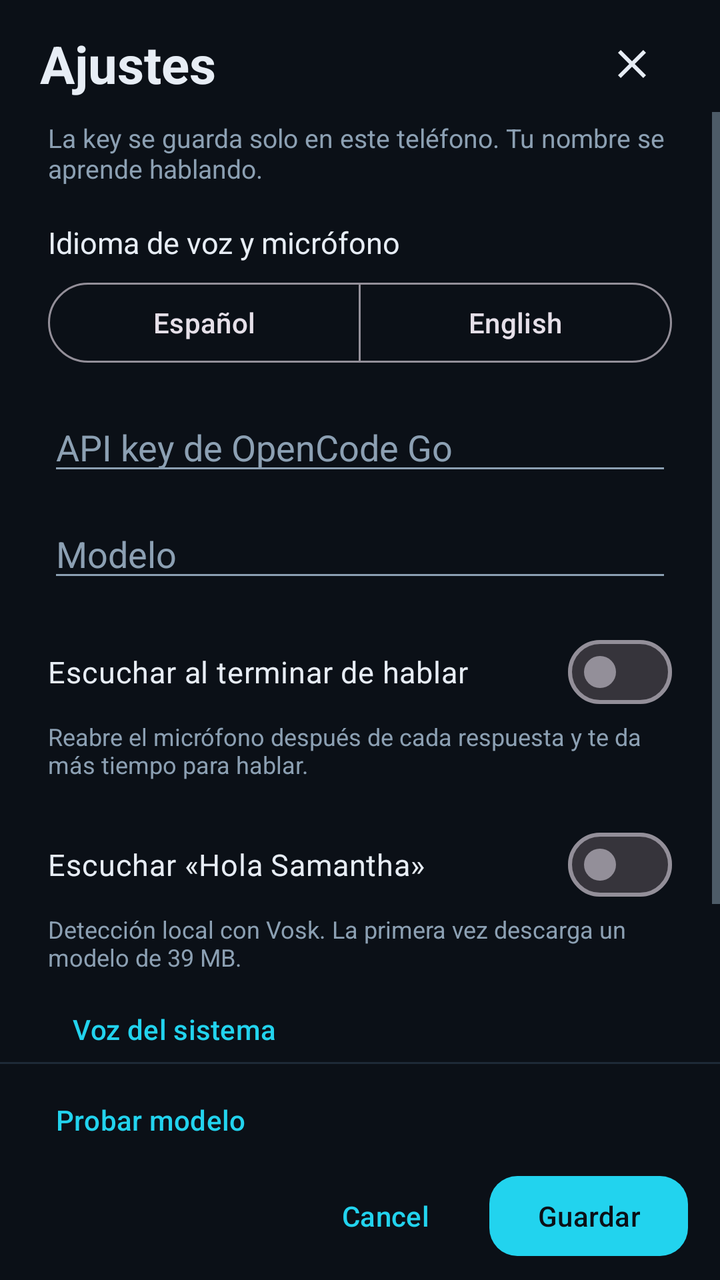
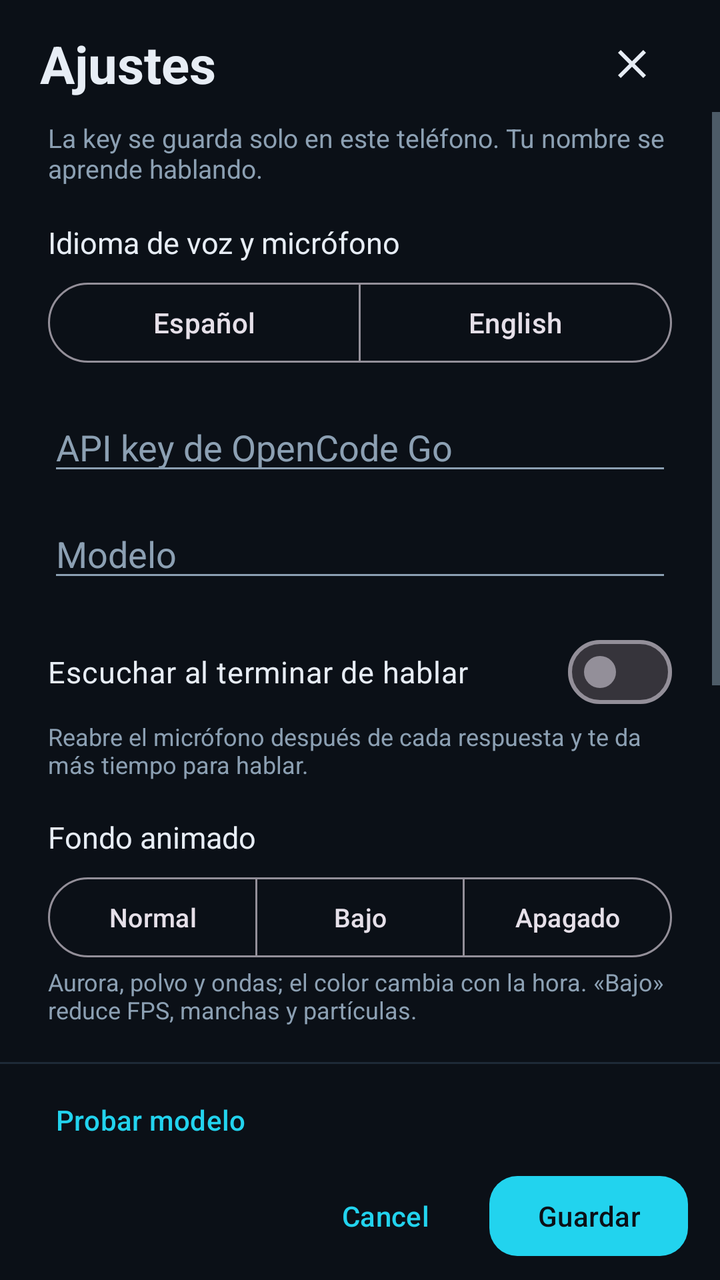

Two renders of the same Android screen: before a commit and after it. Below are the layout's source before the change and the commit's diff.
<!-- AndroidManifest.xml: application theme Theme.SamanthApp -->
<!-- res/layout/dialog_settings.xml -->
<?xml version="1.0" encoding="utf-8"?>
<LinearLayout xmlns:android="http://schemas.android.com/apk/res/android"
    xmlns:app="http://schemas.android.com/apk/res-auto"
    android:layout_width="match_parent"
    android:layout_height="match_parent"
    android:background="@color/bg"
    android:orientation="vertical">

    <LinearLayout
        android:layout_width="match_parent"
        android:layout_height="wrap_content"
        android:gravity="center_vertical"
        android:orientation="horizontal"
        android:paddingHorizontal="20dp"
        android:paddingTop="8dp">

        <TextView
            android:layout_width="0dp"
            android:layout_height="wrap_content"
            android:layout_weight="1"
            android:text="@string/settings_title"
            android:textColor="@color/text"
            android:textSize="26sp"
            android:textStyle="bold" />

        <ImageButton
            android:id="@+id/closeSettings"
            android:layout_width="48dp"
            android:layout_height="48dp"
            android:background="?attr/selectableItemBackgroundBorderless"
            android:contentDescription="@string/settings_close"
            android:padding="12dp"
            android:src="@drawable/ic_close"
            android:tint="@color/text" />

    </LinearLayout>

    <ScrollView
        android:layout_width="match_parent"
        android:layout_height="0dp"
        android:layout_weight="1"
        android:fillViewport="true">

        <LinearLayout
            android:layout_width="match_parent"
            android:layout_height="wrap_content"
            android:orientation="vertical"
            android:paddingHorizontal="24dp"
            android:paddingTop="4dp"
            android:paddingBottom="12dp">

            <TextView
                android:id="@+id/settingsHint"
                android:layout_width="match_parent"
                android:layout_height="wrap_content"
                android:text="@string/settings_hint"
                android:textColor="@color/text_muted"
                android:textSize="13sp" />

            <TextView
                android:layout_width="match_parent"
                android:layout_height="wrap_content"
                android:layout_marginTop="18dp"
                android:text="@string/settings_language"
                android:textColor="@color/text"
                android:textSize="15sp" />

            <com.google.android.material.button.MaterialButtonToggleGroup
                android:id="@+id/languageGroup"
                android:layout_width="match_parent"
                android:layout_height="wrap_content"
                android:layout_marginTop="6dp"
                app:selectionRequired="true"
                app:singleSelection="true">

                <com.google.android.material.button.MaterialButton
                    android:id="@+id/languageEs"
                    style="@style/Widget.Material3.Button.OutlinedButton"
                    android:layout_width="0dp"
                    android:layout_height="wrap_content"
                    android:layout_weight="1"
                    android:text="@string/language_es" />

                <com.google.android.material.button.MaterialButton
                    android:id="@+id/languageEn"
                    style="@style/Widget.Material3.Button.OutlinedButton"
                    android:layout_width="0dp"
                    android:layout_height="wrap_content"
                    android:layout_weight="1"
                    android:text="@string/language_en" />

            </com.google.android.material.button.MaterialButtonToggleGroup>

            <EditText
                android:id="@+id/keyInput"
                android:layout_width="match_parent"
                android:layout_height="wrap_content"
                android:layout_marginTop="16dp"
                android:autofillHints=""
                android:hint="@string/settings_api"
                android:importantForAutofill="no"
                android:inputType="textPassword"
                android:maxLines="1"
                android:textColor="@color/text"
                android:textColorHint="@color/text_muted" />

            <EditText
                android:id="@+id/modelInput"
                android:layout_width="match_parent"
                android:layout_height="wrap_content"
                android:layout_marginTop="12dp"
                android:autofillHints=""
                android:hint="@string/settings_model"
                android:importantForAutofill="no"
                android:inputType="text"
                android:maxLines="1"
                android:textColor="@color/text"
                android:textColorHint="@color/text_muted" />

            <com.google.android.material.materialswitch.MaterialSwitch
                android:id="@+id/autoListenSwitch"
                android:layout_width="match_parent"
                android:layout_height="wrap_content"
                android:layout_marginTop="16dp"
                android:text="@string/settings_auto_listen"
                android:textColor="@color/text"
                android:textSize="15sp" />

            <TextView
                android:id="@+id/autoListenHint"
                android:layout_width="match_parent"
                android:layout_height="wrap_content"
                android:text="@string/settings_auto_listen_hint"
                android:textColor="@color/text_muted"
                android:textSize="12sp" />

            <com.google.android.material.materialswitch.MaterialSwitch
                android:id="@+id/wakeWordSwitch"
                android:layout_width="match_parent"
                android:layout_height="wrap_content"
                android:layout_marginTop="18dp"
                android:text="@string/settings_wake_word"
                android:textColor="@color/text"
                android:textSize="15sp" />

            <TextView
                android:id="@+id/wakeWordHint"
                android:layout_width="match_parent"
                android:layout_height="wrap_content"
                android:text="@string/settings_wake_word_hint"
                android:textColor="@color/text_muted"
                android:textSize="12sp" />

            <LinearLayout
                android:id="@+id/wakeWordOptions"
                android:layout_width="match_parent"
                android:layout_height="wrap_content"
                android:layout_marginTop="6dp"
                android:orientation="vertical"
                android:visibility="gone">

                <TextView
                    android:layout_width="match_parent"
                    android:layout_height="wrap_content"
                    android:text="@string/settings_wake_mode"
                    android:textColor="@color/text"
                    android:textSize="14sp" />

                <com.google.android.material.button.MaterialButtonToggleGroup
                    android:id="@+id/wakeModeGroup"
                    android:layout_width="match_parent"
                    android:layout_height="wrap_content"
                    android:layout_marginTop="4dp"
                    app:selectionRequired="true"
                    app:singleSelection="true">

                    <com.google.android.material.button.MaterialButton
                        android:id="@+id/wakeModeForeground"
                        style="@style/Widget.Material3.Button.OutlinedButton"
                        android:layout_width="0dp"
                        android:layout_height="wrap_content"
                        android:layout_weight="1"
                        android:text="@string/settings_wake_foreground" />

                    <com.google.android.material.button.MaterialButton
                        android:id="@+id/wakeModeBackground"
                        style="@style/Widget.Material3.Button.OutlinedButton"
                        android:layout_width="0dp"
                        android:layout_height="wrap_content"
                        android:layout_weight="1"
                        android:text="@string/settings_wake_background" />

                </com.google.android.material.button.MaterialButtonToggleGroup>

                <TextView
                    android:id="@+id/wakeModeHint"
                    android:layout_width="match_parent"
                    android:layout_height="wrap_content"
                    android:text="@string/settings_wake_mode_hint"
                    android:textColor="@color/text_muted"
                    android:textSize="12sp" />

                <com.google.android.material.button.MaterialButton
                    android:id="@+id/autoOpenButton"
                    style="@style/Widget.Material3.Button.TextButton"
                    android:layout_width="wrap_content"
                    android:layout_height="wrap_content"
                    android:text="@string/settings_wake_auto_open_button" />

                <TextView
                    android:id="@+id/autoOpenStatus"
                    android:layout_width="match_parent"
                    android:layout_height="wrap_content"
                    android:text="@string/settings_wake_auto_open_missing"
                    android:textColor="@color/text_muted"
                    android:textSize="12sp" />

                <TextView
                    android:id="@+id/wakeModelStatus"
                    android:layout_width="match_parent"
                    android:layout_height="wrap_content"
                    android:layout_marginTop="4dp"
                    android:text="@string/settings_wake_model_missing"
                    android:textColor="@color/cyan"
                    android:textSize="12sp" />

            </LinearLayout>

            <com.google.android.material.button.MaterialButton
                android:id="@+id/voiceButton"
                style="@style/Widget.Material3.Button.TextButton"
                android:layout_width="wrap_content"
                android:layout_height="wrap_content"
                android:layout_marginTop="4dp"
                android:text="@string/settings_voice" />

            <TextView
                android:id="@+id/memoryInfo"
                android:layout_width="match_parent"
                android:layout_height="wrap_content"
                android:layout_marginTop="8dp"
                android:textColor="@color/text"
                android:textSize="14sp" />

            <com.google.android.material.button.MaterialButton
                android:id="@+id/clearMemoryButton"
                style="@style/Widget.Material3.Button.TextButton"
                android:layout_width="wrap_content"
                android:layout_height="wrap_content"
                android:text="@string/settings_clear_memory"
                android:textColor="@color/red"
                app:iconTint="@color/red" />

        </LinearLayout>

    </ScrollView>

    <View
        android:layout_width="match_parent"
        android:layout_height="1dp"
        android:background="#1E2A37" />

    <LinearLayout
        android:layout_width="match_parent"
        android:layout_height="wrap_content"
        android:orientation="vertical"
        android:paddingHorizontal="16dp"
        android:paddingTop="4dp"
        android:paddingBottom="8dp">

        <LinearLayout
            android:layout_width="match_parent"
            android:layout_height="wrap_content"
            android:orientation="horizontal">

            <com.google.android.material.button.MaterialButton
                android:id="@+id/testModelButton"
                style="@style/Widget.Material3.Button.TextButton"
                android:layout_width="wrap_content"
                android:layout_height="wrap_content"
                android:text="@string/settings_test_model" />

        </LinearLayout>

        <LinearLayout
            android:layout_width="match_parent"
            android:layout_height="wrap_content"
            android:gravity="end|center_vertical"
            android:orientation="horizontal">

            <com.google.android.material.button.MaterialButton
                android:id="@+id/cancelButton"
                style="@style/Widget.Material3.Button.TextButton"
                android:layout_width="wrap_content"
                android:layout_height="wrap_content"
                android:text="@android:string/cancel" />

            <com.google.android.material.button.MaterialButton
                android:id="@+id/saveButton"
                android:layout_width="wrap_content"
                android:layout_height="wrap_content"
                android:layout_marginStart="8dp"
                android:text="@string/settings_save"
                android:textColor="@color/bg"
                app:backgroundTint="@color/cyan"
                app:cornerRadius="14dp" />

        </LinearLayout>

    </LinearLayout>

</LinearLayout>
<!-- resources referenced by this layout -->
<resources>
  <color name="bg">#0B1017</color>
  <color name="cyan">#22D3EE</color>
  <color name="red">#F87171</color>
  <color name="text">#E7EDF5</color>
  <color name="text_muted">#8CA0B3</color>
  <!-- drawable ic_close (drawable) -->
  <?xml version="1.0" encoding="utf-8"?>
  <vector xmlns:android="http://schemas.android.com/apk/res/android"
      android:width="24dp"
      android:height="24dp"
      android:viewportWidth="24"
      android:viewportHeight="24">
      <path
          android:fillColor="#E7EDF5"
          android:pathData="M19,6.41L17.59,5 12,10.59 6.41,5 5,6.41 10.59,12 5,17.59 6.41,19 12,13.41 17.59,19 19,17.59 13.41,12z" />
  </vector>
  <string name="language_en">English</string>
  <string name="language_es">Español</string>
  <string name="settings_api">API key de OpenCode Go</string>
  <string name="settings_auto_listen">Escuchar al terminar de hablar</string>
  <string name="settings_auto_listen_hint">Reabre el micrófono después de cada respuesta y te da más tiempo para hablar.</string>
  <string name="settings_clear_memory">Borrar memoria</string>
  <string name="settings_close">Cerrar</string>
  <string name="settings_hint">La key se guarda solo en este teléfono. Tu nombre se aprende hablando.</string>
  <string name="settings_language">Idioma de voz y micrófono</string>
  <string name="settings_model">Modelo</string>
  <string name="settings_save">Guardar</string>
  <string name="settings_test_model">Probar modelo</string>
  <string name="settings_title">Ajustes</string>
  <string name="settings_voice">Voz del sistema</string>
  <string name="settings_wake_auto_open_button">Permitir mostrar sobre otras apps</string>
  <string name="settings_wake_auto_open_missing">Sin «Mostrar encima de otras apps», Android muestra el aviso «Te escucho». Busca Samantha en la lista y activa el permiso.</string>
  <string name="settings_wake_background">Segundo plano</string>
  <string name="settings_wake_foreground">App abierta</string>
  <string name="settings_wake_mode">Modo de escucha</string>
  <string name="settings_wake_mode_hint">App abierta: escucha solo mientras ves el orbe. Segundo plano: servicio con notificación permanente y más consumo de batería; si Android no permite abrir la app sola, toca el aviso «Te escucho».</string>
  <string name="settings_wake_model_missing">El modelo de 39 MB se descargará al guardar.</string>
  <string name="settings_wake_word">Escuchar «Hola Samantha»</string>
  <string name="settings_wake_word_hint">Detección local con Vosk. La primera vez descarga un modelo de 39 MB.</string>
  <style name="Theme.SamanthApp" parent="Theme.Material3.Dark.NoActionBar">
          <item name="colorPrimary">@color/cyan</item>
          <item name="colorOnPrimary">@color/bg</item>
          <item name="colorSecondary">@color/cyan</item>
          <item name="android:windowBackground">@color/bg</item>
          <item name="android:statusBarColor">@android:color/transparent</item>
          <item name="android:navigationBarColor">@android:color/transparent</item>
          <item name="android:windowLightStatusBar">false</item>
          <item name="android:textColorPrimary">@color/text</item>
          <item name="android:textColorSecondary">@color/text_muted</item>
      </style>
</resources>

<!-- the commit's change to res/layout/dialog_settings.xml (unified diff, before → after) -->
@@ -134,6 +134,86 @@
                 android:textColor="@color/text_muted"
                 android:textSize="12sp" />
 
+            <TextView
+                android:layout_width="match_parent"
+                android:layout_height="wrap_content"
+                android:layout_marginTop="18dp"
+                android:text="@string/settings_background"
+                android:textColor="@color/text"
+                android:textSize="15sp" />
+
+            <com.google.android.material.button.MaterialButtonToggleGroup
+                android:id="@+id/backgroundGroup"
+                android:layout_width="match_parent"
+                android:layout_height="wrap_content"
+                android:layout_marginTop="6dp"
+                app:selectionRequired="true"
+                app:singleSelection="true">
+
+                <com.google.android.material.button.MaterialButton
+                    android:id="@+id/backgroundOn"
+                    style="@style/Widget.Material3.Button.OutlinedButton"
+                    android:layout_width="0dp"
+                    android:layout_height="wrap_content"
+                    android:layout_weight="1"
+                    android:insetLeft="0dp"
+                    android:insetRight="0dp"
+                    android:paddingLeft="2dp"
+                    android:paddingRight="2dp"
+                    android:textSize="13sp"
+                    android:text="@string/settings_background_on" />
+
+                <com.google.android.material.button.MaterialButton
+                    android:id="@+id/backgroundLow"
+                    style="@style/Widget.Material3.Button.OutlinedButton"
+                    android:layout_width="0dp"
+                    android:layout_height="wrap_content"
+                    android:layout_weight="1"
+                    android:insetLeft="0dp"
+                    android:insetRight="0dp"
+                    android:paddingLeft="2dp"
+                    android:paddingRight="2dp"
+                    android:textSize="13sp"
+                    android:text="@string/settings_background_low" />
+
+                <com.google.android.material.button.MaterialButton
+                    android:id="@+id/backgroundOff"
+                    style="@style/Widget.Material3.Button.OutlinedButton"
+                    android:layout_width="0dp"
+                    android:layout_height="wrap_content"
+                    android:layout_weight="1"
+                    android:insetLeft="0dp"
+                    android:insetRight="0dp"
+                    android:paddingLeft="2dp"
+                    android:paddingRight="2dp"
+                    android:textSize="13sp"
+                    android:text="@string/settings_background_off" />
+
+            </com.google.android.material.button.MaterialButtonToggleGroup>
+
+            <TextView
+                android:layout_width="match_parent"
+                android:layout_height="wrap_content"
+                android:text="@string/settings_background_hint"
+                android:textColor="@color/text_muted"
+                android:textSize="12sp" />
+
+            <com.google.android.material.materialswitch.MaterialSwitch
+                android:id="@+id/keepScreenSwitch"
+                android:layout_width="match_parent"
+                android:layout_height="wrap_content"
+                android:layout_marginTop="16dp"
+                android:text="@string/settings_keep_screen"
+                android:textColor="@color/text"
+                android:textSize="15sp" />
+
+            <TextView
+                android:layout_width="match_parent"
+                android:layout_height="wrap_content"
+                android:text="@string/settings_keep_screen_hint"
+                android:textColor="@color/text_muted"
+                android:textSize="12sp" />
+
             <com.google.android.material.materialswitch.MaterialSwitch
                 android:id="@+id/wakeWordSwitch"
                 android:layout_width="match_parent"
<!-- resource entries referenced after the edit -->
@@ -21,9 +21,16 @@
   <string name="settings_api">API key de OpenCode Go</string>
   <string name="settings_auto_listen">Escuchar al terminar de hablar</string>
   <string name="settings_auto_listen_hint">Reabre el micrófono después de cada respuesta y te da más tiempo para hablar.</string>
+  <string name="settings_background">Fondo animado</string>
+  <string name="settings_background_hint">Aurora, polvo y ondas; el color cambia con la hora. «Bajo» reduce FPS, manchas y partículas.</string>
+  <string name="settings_background_low">Bajo</string>
+  <string name="settings_background_off">Apagado</string>
+  <string name="settings_background_on">Normal</string>
   <string name="settings_clear_memory">Borrar memoria</string>
   <string name="settings_close">Cerrar</string>
   <string name="settings_hint">La key se guarda solo en este teléfono. Tu nombre se aprende hablando.</string>
+  <string name="settings_keep_screen">Mantener pantalla encendida</string>
+  <string name="settings_keep_screen_hint">Evita que se apague sola mientras la app está en primer plano.</string>
   <string name="settings_language">Idioma de voz y micrófono</string>
   <string name="settings_model">Modelo</string>
   <string name="settings_save">Guardar</string>
